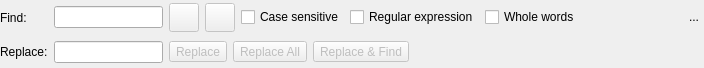
Before: the Qt Designer form libs/libgui/ui/findreplacewidget.ui in pgmodeler/pgmodeler, drawn with Qt 5.
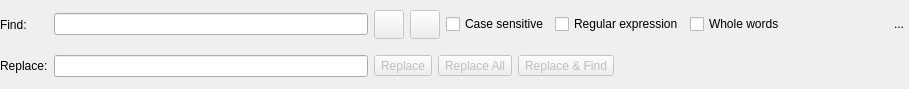
After: the same form once the commit is applied. Icons and pictures are not drawn.

The edit to the form file:
```diff
--- a/libs/libgui/ui/findreplacewidget.ui
+++ b/libs/libgui/ui/findreplacewidget.ui
@@ -6,8 +6,8 @@
    <rect>
     <x>0</x>
     <y>0</y>
-    <width>704</width>
-    <height>68</height>
+    <width>909</width>
+    <height>89</height>
    </rect>
   </property>
   <property name="sizePolicy">
```
